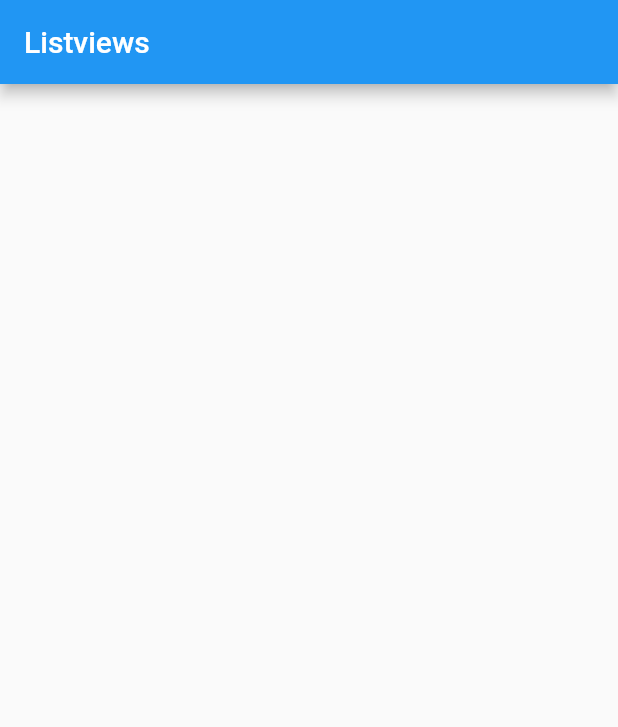
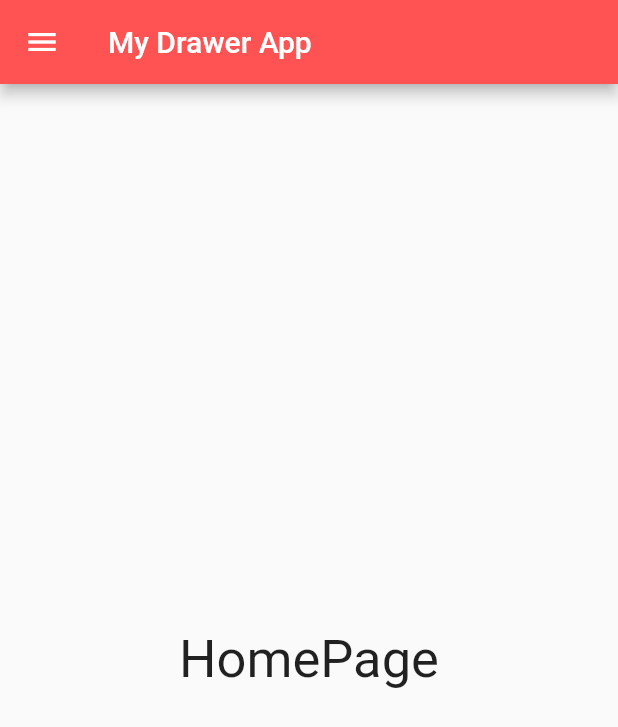
Before and after one commit to camposFabio/flutter_handbook, a Flutter app: the screen it shows after launch, on a phone screen of 412 x 824 dp. Shown: the top 727 px of the screen. Run offline on Flutter 3.47's test engine with Material 2 defaults, Android fonts, the phone set to English and light mode, and no system bars.

Commit message:
Simple Drawer

```diff
--- a/lib/main.dart
+++ b/lib/main.dart
@@ -1,58 +1,7 @@
-import 'dart:async';
-import 'dart:convert';
+import 'package:flutter/material.dart';
 
-import 'package:flutter/material.dart';
-import 'package:http/http.dart' as http;
+import './pages/home_page.dart';
 
 void main() {
-  runApp(new MaterialApp(
-    home: new HomePage()
-  ));
+  runApp(new MaterialApp(home: new HomePage()));
 }
-
-class HomePage extends StatefulWidget {
-  @override
-  HomePageState createState() => new HomePageState();
-}
-
-class HomePageState extends State<HomePage> {
-
-  List data;
-
-  Future<String> getData() async {
-    var response = await http.get(
-      Uri.encodeFull("https://jsonplaceholder.typicode.com/posts"),
-      headers: {
-        "Accept": "application/json"
-      }
-    );
-
-    this.setState(() {
-      data = jsonDecode(response.body);
-    });
-
-    print(data[1]["title"]);
-
-    return "Success!";
-  }
-
-  @override
-  void initState(){
-    this.getData();
-  }
-
-  @override
-  Widget build(BuildContext context){
-    return new Scaffold(
-      appBar: new AppBar(title: new Text("Listviews"), backgroundColor: Colors.blue),
-      body: new ListView.builder(
-        itemCount: data == null ? 0 : data.length,
-        itemBuilder: (BuildContext context, int index){
-          return new Card(
-            child: new Text(data[index]["title"]),
-          );
-        },
-      ),
-    );
-  }
-}
--- /dev/null
+++ b/lib/pages/home_page.dart
@@ -0,0 +1,107 @@
+import 'package:flutter/material.dart';
+
+import './other_page.dart';
+
+class HomePage extends StatefulWidget {
+  @override
+  _HomePageState createState() => new _HomePageState();
+}
+
+class _HomePageState extends State<HomePage> {
+  String mainProfilePicture =
+      "https://randomuser.me/api/portraits/women/44.jpg";
+  String otherProfilePicture =
+      "https://randomuser.me/api/portraits/women/47.jpg";
+
+  void switchUser() {
+    String backupString = mainProfilePicture;
+    this.setState(() {
+      mainProfilePicture = otherProfilePicture;
+      otherProfilePicture = backupString;
+    });
+  }
+
+  @override
+  Widget build(BuildContext context) {
+    return new Scaffold(
+      appBar: new AppBar(
+        title: new Text("My Drawer App"),
+        backgroundColor: Colors.redAccent,
+      ),
+      drawer: new Drawer(
+        child: new ListView(
+          children: <Widget>[
+            new UserAccountsDrawerHeader(
+              accountName: new Text("Raunak Hajela"),
+              accountEmail: new Text("raunakhajela@gmail.com"),
+              currentAccountPicture: new GestureDetector(
+                onTap: () => switchUser(),
+                child: new CircleAvatar(
+                  backgroundImage: new NetworkImage(mainProfilePicture),
+                ),
+              ),
+              otherAccountsPictures: <Widget>[
+                new GestureDetector(
+                  onTap: () => print("this is the other user"),
+                  child: new CircleAvatar(
+                    backgroundImage: new NetworkImage(otherProfilePicture),
+                  ),
+                ),
+              ],
+              decoration: new BoxDecoration(
+                image: new DecorationImage(
+                  fit: BoxFit.fill,
+                  image: new NetworkImage(
+                      "https://orig00.deviantart.net/20eb/f/2015/030/6/f/_minflat__dark_material_design_wallpaper__4k__by_dakoder-d8fjqzu.jpg"),
+                ),
+              ),
+            ),
+            new ListTile(
+                title: new Text("First Page"),
+                trailing: new Icon(Icons.arrow_upward),
+                onTap: () {
+                  Navigator.of(context).pop();
+                  Navigator.of(context).push(
+                    new MaterialPageRoute(
+                      builder: (BuildContext context) =>
+                          new OtherPage("First Page"),
+                    ),
+                  );
+                }),
+            new ListTile(
+                title: new Text("Second Page"),
+                trailing: new Icon(Icons.arrow_right),
+                onTap: () {
+                  Navigator.of(context).pop();
+                  Navigator.of(context).push(
+                    new MaterialPageRoute(
+                      builder: (BuildContext context) =>
+                          new OtherPage("Second Page"),
+                    ),
+                  );
+                }),
+            new Divider(),
+            new ListTile(
+              title: new Text("Close"),
+              trailing: new Icon(Icons.cancel),
+              onTap: () => Navigator.of(context).pop(),
+            )
+          ],
+        ),
+      ),
+      body: new Center(
+        child: new Text(
+          "HomePage",
+          style: new TextStyle(fontSize: 35.0),
+        ),
+      ),
+    );
+  }
+}
+
+/**********************************************
+***************Important Notes*****************
+**********************************************/
+
+//onTap: () => print("this is the other user")
+// use this to display log messages on tap
```
Also changed, not shown: lib/pages/other_page.dart (added, +18 -0 lines).
